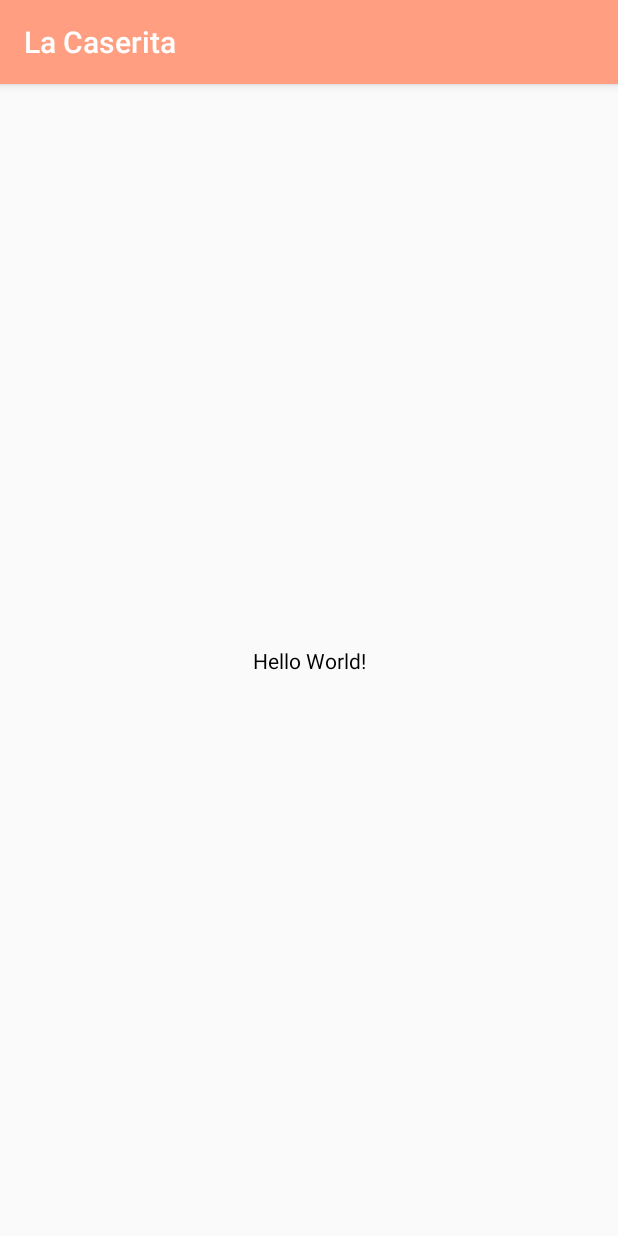
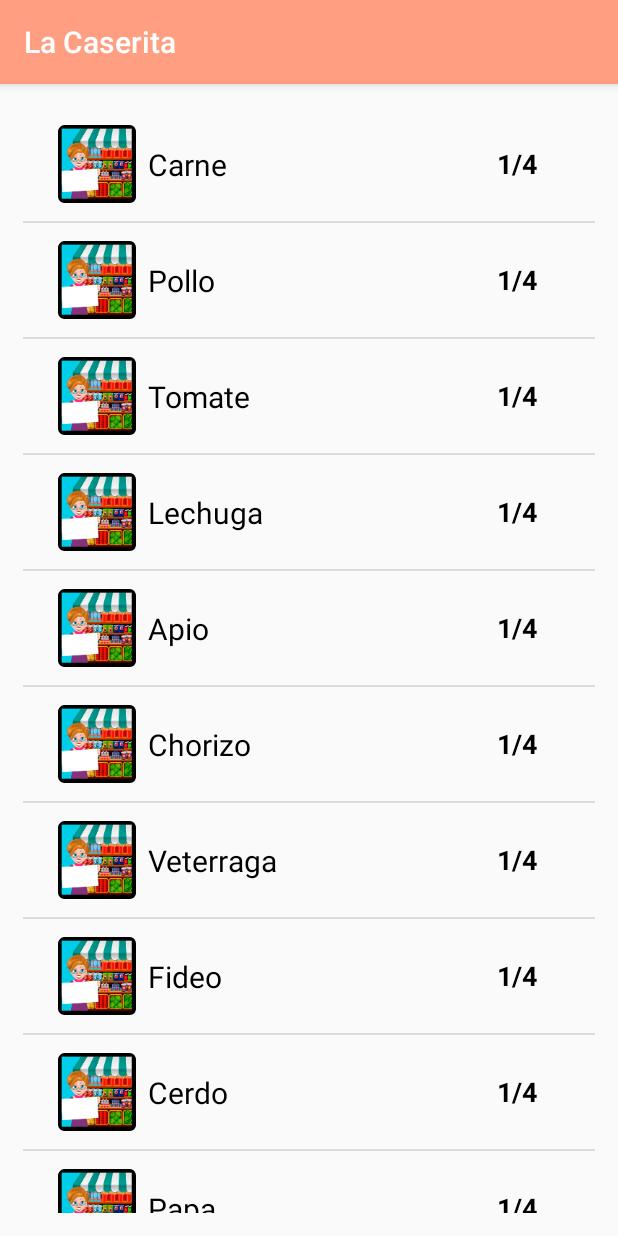
Before and after one commit to busta-design/LaCaseritaCero, an Android app: the screen it shows after launch (MainActivity), on a phone screen of 412 x 824 dp. Run offline under Robolectric (Android 15) with nearby library versions, the phone set to English and light mode, and no system bars.

Commit message:
RecyclerView with simple lists of image, quatity and purchase item

```diff
--- a/app/src/main/java/com/andresbustamante/lacaseritacero/MainActivity.java
+++ b/app/src/main/java/com/andresbustamante/lacaseritacero/MainActivity.java
@@ -1,21 +1,81 @@
 package com.andresbustamante.lacaseritacero;
 
 import androidx.appcompat.app.AppCompatActivity;
+import androidx.recyclerview.widget.DividerItemDecoration;
+import androidx.recyclerview.widget.LinearLayoutManager;
+import androidx.recyclerview.widget.RecyclerView;
 
+import android.content.ClipData;
 import android.os.Bundle;
+import android.widget.Toast;
 
-public class MainActivity extends AppCompatActivity {
+import java.util.ArrayList;
+
+public class MainActivity extends AppCompatActivity implements RecyclerAdapter.ListItemClick{
+
+    private RecyclerView mainRecyclerView;
+    ArrayList<String> listaDatos;
+    //private static final int LISTA_NUMEROS = 100;
+    private Toast toast;
 
     @Override
     protected void onCreate(Bundle savedInstanceState) {
-
         setTheme(R.style.AppTheme); //cambio del splashscreen
 
         super.onCreate(savedInstanceState);
         setContentView(R.layout.activity_main);
 
-        //todo IMPLEMENTAR UN RECYCLERVIEW DONDE MUESTRE UNA LISTA INFINITAss
-        //dsdsds
-        //dsds
+        mainRecyclerView = findViewById(R.id.mainrecyclerview);
+        mainRecyclerView.addItemDecoration(new DividerItemDecoration(this, DividerItemDecoration.VERTICAL)); //es la linea de division
+        mainRecyclerView.setLayoutManager(new LinearLayoutManager(this));// uno de los tres Linear, Grid, StaggeredGrid
+        //mainRecyclerView.setLayoutManager(new LinearLayoutManager(this, LinearLayoutManager.VERTICAL, false));
+
+        listaDatos = new ArrayList<String>();
+        llenarListaDatos();
+
+
+        //llamamos al adaptador
+        RecyclerAdapter adapter = new RecyclerAdapter(listaDatos, this);
+        mainRecyclerView.setAdapter(adapter);
+
+        //debemos agregar la imagen a medias
+
+
+
     }
+
+    @Override
+    public void onListItemClick(int clickedItem) {
+        if (toast != null) {
+            toast.cancel();
+        }
+        String mensajeToast = "item #"+ clickedItem + " clickado";
+        toast = Toast.makeText(this, mensajeToast, Toast.LENGTH_SHORT);
+        toast.show();
+
+
+    }
+
+    public void llenarListaDatos() {
+        listaDatos.add("Carne");
+        listaDatos.add("Pollo");
+        listaDatos.add("Tomate");
+        listaDatos.add("Lechuga");
+        listaDatos.add("Apio");
+        listaDatos.add("Chorizo");
+        listaDatos.add("Veterraga");
+        listaDatos.add("Fideo");
+        listaDatos.add("Cerdo");
+        listaDatos.add("Papa");
+        listaDatos.add("Arberja");
+        listaDatos.add("Salchicha");
+        listaDatos.add("Hamburguesa");
+        listaDatos.add("Chuleta");
+        listaDatos.add("Costilla");
+        listaDatos.add("Morron");
+        listaDatos.add("Frijol ");
+
+
+    }
+
 }
--- /dev/null
+++ b/app/src/main/java/com/andresbustamante/lacaseritacero/RecyclerAdapter.java
@@ -0,0 +1,94 @@
+package com.andresbustamante.lacaseritacero;
+
+import android.content.Context;
+import android.view.LayoutInflater;
+import android.view.View;
+import android.view.ViewGroup;
+import android.widget.ImageView;
+import android.widget.TextView;
+
+import androidx.annotation.NonNull;
+import androidx.recyclerview.widget.RecyclerView;
+
+import java.util.ArrayList;
+
+public class RecyclerAdapter extends RecyclerView.Adapter<RecyclerAdapter.NumerosViewHolder>{
+    ArrayList<String> listaDatos;
+    //private int mainNumeroItems;
+    private final ListItemClick listItemClick;
+
+    public RecyclerAdapter(ArrayList<String> listaDatos, ListItemClick listItemClick) {
+        this.listaDatos = listaDatos;
+        this.listItemClick = listItemClick;
+    }
+
+    //para poder ponerle clicks a lis elementos
+    public interface ListItemClick {
+        void onListItemClick(int clickedItem);
+    }
+
+
+    @NonNull
+    @Override
+    public NumerosViewHolder onCreateViewHolder(@NonNull ViewGroup parent, int viewType) {
+        //inflar la vista de lo que creamos en el 'lista_numeros_raw.xml'
+        //rellenar cada elemento del recyclerview con vista
+
+        Context context = parent.getContext();
+        int layoutIdParaListItem = R.layout.lista_numeros_raw; //los ID son NUMEROS, nos guardaremos el del layout
+        LayoutInflater inflater = LayoutInflater.from(context);
+        boolean atachParentRapido = false; //facilitar
+
+        View view = inflater.inflate(layoutIdParaListItem, parent, atachParentRapido);
+
+        //nos pasamos nuestra propia vista de la clase anidada
+
+        NumerosViewHolder viewHolder = new NumerosViewHolder(view);
+
+        return viewHolder;
+    }
+
+    @Override
+    public void onBindViewHolder(@NonNull NumerosViewHolder holder, int position) {
+        //Bindear (bind=comportamiento) a cada vista del ViewHolder con los datos
+        holder.bind(listaDatos.get(position));
+
+
+    }
+
+    @Override
+    public int getItemCount() {
+        return listaDatos.size(); //devuelve la cantidad de elementos que hay en el RecyclerView / nos llega desde el constructor / no es .length()
+    }
+
+
+    class NumerosViewHolder extends RecyclerView.ViewHolder implements View.OnClickListener{
+
+        TextView textViewListaNumeros;
+        TextView textViewCantidad;
+        ImageView imageView;
+
+        public NumerosViewHolder(@NonNull View itemView) {
+            super(itemView);
+
+            textViewListaNumeros = itemView.findViewById(R.id.textview_listanumeros);
+            textViewCantidad = itemView.findViewById(R.id.cantidad);
+            imageView = itemView.findViewById(R.id.imagen);
+
+            itemView.setOnClickListener(this);
+        }
+
+        //onBindViewHolder es para que todas las vistas sean iguales, les pasa la misma vista a todos
+        void bind(String dato) {
+            textViewListaNumeros.setText(dato + "\t\t\t\t\t\t\t");
+            //aprender mas sobre linear layout
+
+        }
+
+        @Override
+        public void onClick(View v) {
+            int clickedItem = getAdapterPosition(); // obtenemos la posicion del click llamado
+            listItemClick.onListItemClick(clickedItem);
+        }
+    }
+}
--- a/app/src/main/res/drawable/splash_screen.xml
+++ b/app/src/main/res/drawable/splash_screen.xml
@@ -1,12 +1,10 @@
 <?xml version="1.0" encoding="utf-8"?>
 <layer-list xmlns:android="http://schemas.android.com/apk/res/android">
     <item android:drawable="@color/splashBackground"/>
-    <item>
+    <item
+        android:id="@+id/splashscreen">
         <bitmap android:src="@mipmap/ic_launcher_foreground"
             android:gravity="center"
             />
     </item>
 </layer-list>
-<!---->
-<!---->
-<!---->
--- a/app/src/main/res/layout/activity_main.xml
+++ b/app/src/main/res/layout/activity_main.xml
@@ -4,16 +4,12 @@
     xmlns:tools="http://schemas.android.com/tools"
     android:layout_width="match_parent"
     android:layout_height="match_parent"
-    tools:context=".MainActivity">
+    tools:context=".MainActivity"
+    android:padding="15dp">
 
-    <TextView
-        android:layout_width="wrap_content"
+    <androidx.recyclerview.widget.RecyclerView
+        android:id="@+id/mainrecyclerview"
+        android:layout_width="match_parent"
         android:layout_height="wrap_content"
-        android:text="Hello World!"
-        app:layout_constraintBottom_toBottomOf="parent"
-        app:layout_constraintLeft_toLeftOf="parent"
-        app:layout_constraintRight_toRightOf="parent"
-        app:layout_constraintTop_toTopOf="parent" />
-
+        />
 </androidx.constraintlayout.widget.ConstraintLayout>
-<!---->
--- /dev/null
+++ b/app/src/main/res/layout/lista_numeros_raw.xml
@@ -0,0 +1,63 @@
+<?xml version="1.0" encoding="utf-8"?>
+<androidx.constraintlayout.widget.ConstraintLayout xmlns:android="http://schemas.android.com/apk/res/android"
+    xmlns:app="http://schemas.android.com/apk/res-auto"
+    xmlns:tools="http://schemas.android.com/tools"
+    android:layout_width="match_parent"
+    android:layout_height="wrap_content"
+    android:orientation="horizontal"
+    android:padding="4dp">
+
+
+    <ImageView
+        android:id="@+id/imagen"
+        android:layout_width="60dp"
+        android:layout_height="60dp"
+        android:layout_margin="4dp"
+        android:layout_marginStart="3dp"
+        android:layout_weight="0"
+        android:padding="4dp"
+
+
+        android:src="@mipmap/ic_launcher"
+        app:layout_constraintBottom_toBottomOf="parent"
+        app:layout_constraintEnd_toEndOf="parent"
+        app:layout_constraintHorizontal_bias="0.037"
+        app:layout_constraintStart_toStartOf="parent"
+        app:layout_constraintTop_toTopOf="parent"
+        app:layout_constraintVertical_bias="0.47" />
+
+    <TextView
+        android:id="@+id/textview_listanumeros"
+        android:layout_width="wrap_content"
+        android:layout_height="wrap_content"
+        android:layout_weight="0"
+        android:text="Carne"
+        android:textSize="20sp"
+        android:padding="4dp"
+
+        app:layout_constraintBottom_toBottomOf="parent"
+        app:layout_constraintEnd_toEndOf="parent"
+        app:layout_constraintHorizontal_bias="0.0"
+        app:layout_constraintStart_toEndOf="@+id/imagen"
+        app:layout_constraintTop_toTopOf="parent"
+        app:layout_constraintVertical_bias="0.52" />
+
+    <TextView
+        android:id="@+id/cantidad"
+        android:layout_width="wrap_content"
+        android:layout_height="wrap_content"
+        android:gravity="center"
+        android:text="1/4"
+        android:textSize="18sp"
+        android:textStyle="bold"
+
+
+        app:layout_constraintBottom_toBottomOf="parent"
+        app:layout_constraintEnd_toEndOf="parent"
+        app:layout_constraintHorizontal_bias="0.9"
+        app:layout_constraintStart_toStartOf="parent"
+        app:layout_constraintTop_toTopOf="parent"
+        app:layout_constraintVertical_bias="0.49" />
+
+
+</androidx.constraintlayout.widget.ConstraintLayout>
```
